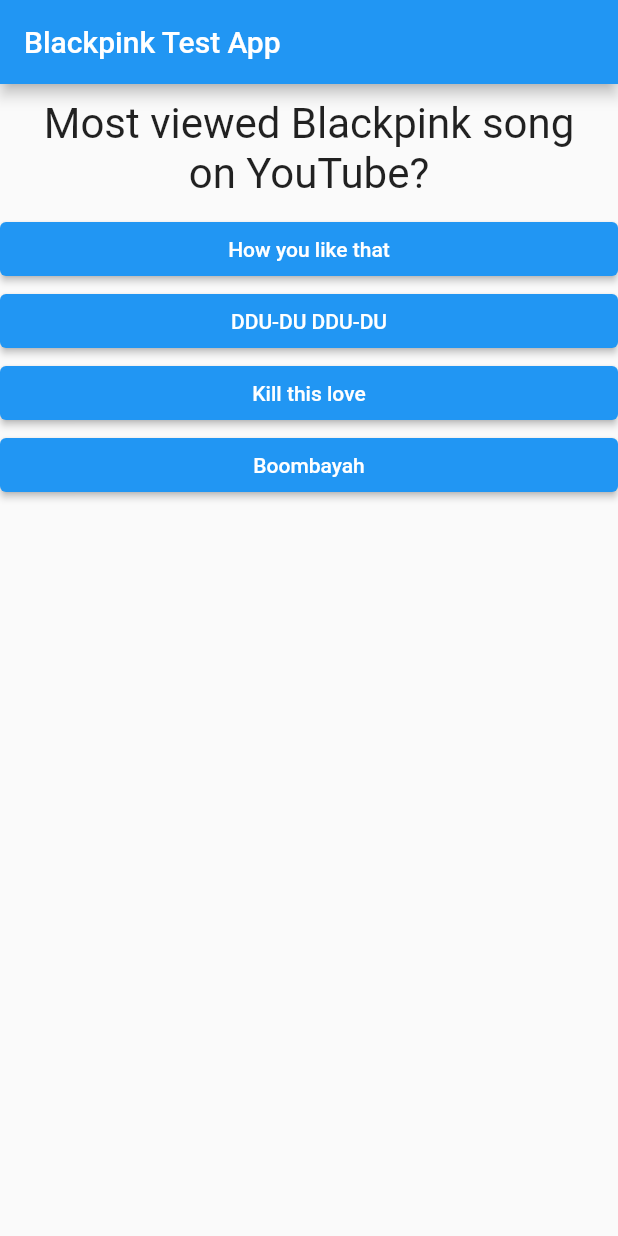
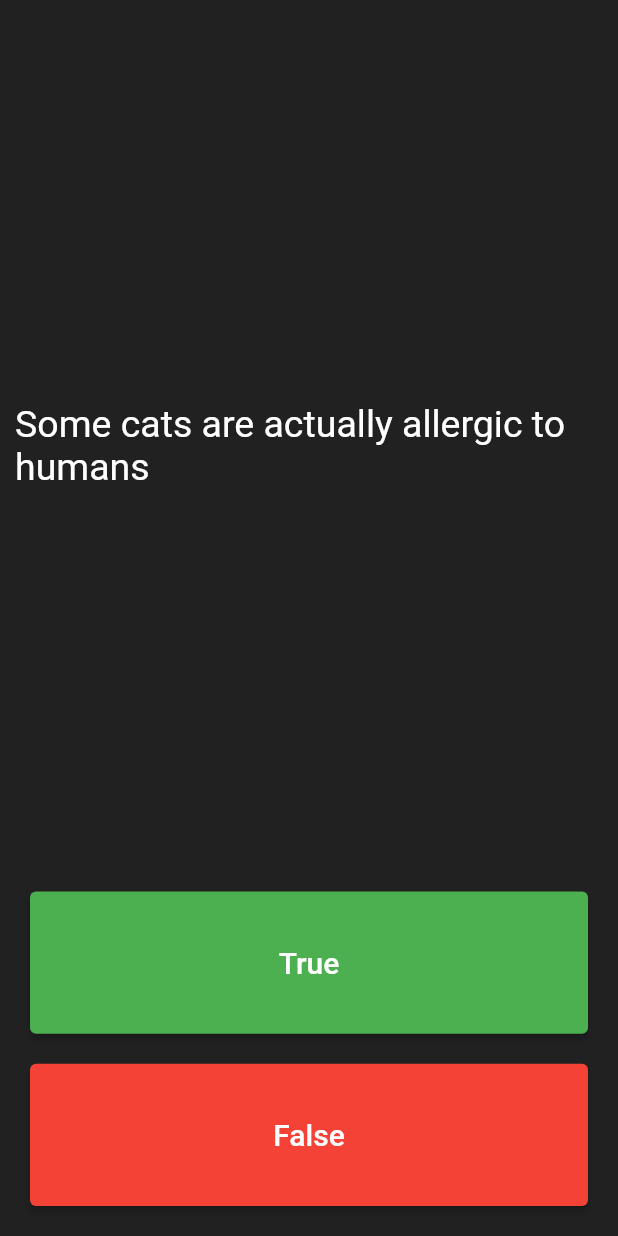
Before and after one commit to MirjahonMirsaidov/quiz_app, a Flutter app: the screen it shows after launch, on a phone screen of 412 x 824 dp. Run offline on Flutter 3.47's test engine with Material 2 defaults, Android fonts, the phone set to English and light mode, and no system bars; our stand-ins replace rflutter_alert.

Commit message:
new improvements

```diff
--- a/lib/answer.dart
+++ /dev/null
@@ -1,18 +0,0 @@
-import 'package:flutter/material.dart';
-
-class Answer extends StatelessWidget {
-  final Function selectHandler;
-  final String text;
-  const Answer(this.selectHandler, this.text);
-
-  @override
-  Widget build(BuildContext context) {
-    return Container(
-      width: double.infinity,
-      child: ElevatedButton(
-        child: Text(text),
-        onPressed: selectHandler,
-      ),
-    );
-  }
-}
--- a/lib/main.dart
+++ b/lib/main.dart
@@ -1,83 +1,108 @@
 import 'package:flutter/material.dart';
-import 'package:flutter_app/result.dart';
+import 'package:rflutter_alert/rflutter_alert.dart';
 
-import './quiz.dart';
-import './result.dart';
+import 'quiz_brain.dart';
+
+QuizBrain quizBrain = QuizBrain();
 
 void main() {
   runApp(MyApp());
 }
 
-class MyApp extends StatefulWidget {
+class MyApp extends StatelessWidget {
   @override
-  State<StatefulWidget> createState() {
-    return MyAppState();
+  Widget build(BuildContext context) {
+    return MaterialApp(
+      home: Scaffold(
+        backgroundColor: Colors.grey.shade900,
+        body: SafeArea(
+          child: Padding(
+            padding: EdgeInsets.all(10),
+            child: QuizPage(),
+          ),
+        ),
+      ),
+    );
   }
 }
 
-class MyAppState extends State {
-  var questionIndex = 0;
-  var totalScore = 0;
+class QuizPage extends StatefulWidget {
+  @override
+  _QuizPageState createState() => _QuizPageState();
+}
 
-  resetEverything() {
+class _QuizPageState extends State<QuizPage> {
+  List<Icon> scoreKeeper = [];
+
+  void checkAnswer(bool userAnswer) {
     setState(() {
-      questionIndex = 0;
-      totalScore = 0;
-    });
-  }
-
-  var questions = [
-    {
-      'question': "Most viewed Blackpink song on YouTube?",
-      'answers': [
-        {'text': 'How you like that', 'score': 0},
-        {'text': 'DDU-DU DDU-DU', 'score': 1},
-        {'text': 'Kill this love', 'score': 0},
-        {'text': 'Boombayah', 'score': 0}
-      ]
-    },
-    {
-      'question': "Realese date of first MV?",
-      'answers': [
-        {'text': 'January 6, 2016', 'score': 0},
-        {'text': 'August 8, 2016', 'score': 1},
-        {'text': 'February 9, 2017', 'score': 0},
-        {'text': 'May 22, 2017', 'score': 0}
-      ]
-    },
-    {
-      'question': "What's the name of first single album of Blackpink?",
-      'answers': [
-        {'text': 'BlackPink in your area', 'score': 0},
-        {'text': 'Square One', 'score': 1},
-        {'text': 'The Show', 'score': 0},
-        {'text': 'Lovesick girls', 'score': 0}
-      ]
-    }
-  ];
-
-  answerQuestion(int answerScore) {
-    totalScore += answerScore;
-    setState(() {
-      questionIndex++;
+      if (quizBrain.end0fQuestion() == false) {
+        quizBrain.getQuestionAnswer() == userAnswer
+            ? scoreKeeper.add(Icon(
+                Icons.check,
+                color: Colors.green,
+              ))
+            : scoreKeeper.add(Icon(
+                Icons.close,
+                color: Colors.red,
+              ));
+        quizBrain.nextQuestion();
+      } else {
+        Alert(
+                context: context,
+                title: "ALERT",
+                desc: "You have finished the quiz")
+            .show();
+        scoreKeeper.clear();
+      }
     });
   }
 
   @override
   Widget build(BuildContext context) {
-    return MaterialApp(
-      home: Scaffold(
-        appBar: AppBar(
-          title: Text('Blackpink Test App'),
+    return Column(
+      crossAxisAlignment: CrossAxisAlignment.stretch,
+      children: [
+        Expanded(
+          flex: 5,
+          child: Center(
+              child: Text(
+            quizBrain.getQuestionText(),
+            style: TextStyle(color: Colors.white, fontSize: 25),
+          )),
         ),
-        body: questionIndex < questions.length
-            ? Quiz(
-                answerQuestion: answerQuestion,
-                questionIndex: questionIndex,
-                questions: questions,
-              )
-            : Result(totalScore, resetEverything),
-      ),
+        Expanded(
+          child: Padding(
+            padding: const EdgeInsets.all(10.0),
+            child: ElevatedButton(
+              child: Text(
+                'True',
+                style: TextStyle(fontSize: 20, color: Colors.white),
+              ),
+              onPressed: () => checkAnswer(true),
+              style: ButtonStyle(
+                  backgroundColor: MaterialStateProperty.all(Colors.green)),
+            ),
+          ),
+        ),
+        Expanded(
+          child: Padding(
+            padding: const EdgeInsets.all(10.0),
+            child: ElevatedButton(
+              child: Text(
+                'False',
+                style: TextStyle(fontSize: 20, color: Colors.white),
+              ),
+              onPressed: () => checkAnswer(false),
+              style: ButtonStyle(
+                  backgroundColor: MaterialStateProperty.all(Colors.red)),
+            ),
+          ),
+        ),
+        Row(
+          children: scoreKeeper,
+        )
+      ],
     );
   }
 }
--- a/lib/question.dart
+++ b/lib/question.dart
@@ -1,19 +1,6 @@
-import 'package:flutter/material.dart';
+class Question {
+  String text;
+  bool answer;
 
-class Question extends StatelessWidget {
-  final String question;
-  const Question(this.question);
-
-  @override
-  Widget build(BuildContext context) {
-    return Container(
-      width: double.infinity,
-      margin: EdgeInsets.all(10),
-      child: Text(
-        question,
-        style: TextStyle(fontSize: 28),
-        textAlign: TextAlign.center,
-      ),
-    );
-  }
+  Question(this.text, this.answer);
 }
--- a/lib/quiz.dart
+++ /dev/null
@@ -1,27 +0,0 @@
-import 'package:flutter/material.dart';
-
-import './question.dart';
-import './answer.dart';
-
-class Quiz extends StatelessWidget {
-  final List<Map<String, Object>> questions;
-  final Function answerQuestion;
-  final int questionIndex;
-  const Quiz(
-      {@required this.questions,
-      @required this.answerQuestion,
-      @required this.questionIndex});
-
-  @override
-  Widget build(BuildContext context) {
-    return Column(
-      children: [
-        Question(questions[questionIndex]['question']),
-        ...(questions[questionIndex]['answers'] as List<Map<String, Object>>)
-            .map((answer) {
-          return Answer(() => answerQuestion(answer['score']), answer['text']);
-        })
-      ],
-    );
-  }
-}
--- /dev/null
+++ b/lib/quiz_brain.dart
@@ -0,0 +1,56 @@
+import 'question.dart';
+
+class QuizBrain {
+  int _questionIndex = 0;
+
+  List<Question> _questions = [
+    Question('Some cats are actually allergic to humans', true),
+    Question('You can lead a cow down stairs but not up stairs.', false),
+    Question('Approximately one quarter of human bones are in the feet.', true),
+    Question('A slug\'s blood is green.', true),
+    Question('Buzz Aldrin\'s mother\'s maiden name was \"Moon\".', true),
+    Question('It is illegal to pee in the Ocean in Portugal.', true),
+    Question(
+        'No piece of square dry paper can be folded in half more than 7 times.',
+        false),
+    Question(
+        'In London, UK, if you happen to die in the House of Parliament, you are technically entitled to a state funeral, because the building is considered too sacred a place.',
+        true),
+    Question(
+        'The loudest sound produced by any animal is 188 decibels. That animal is the African Elephant.',
+        false),
+    Question(
+        'The total surface area of two human lungs is approximately 70 square metres.',
+        true),
+    Question('Google was originally called \"Backrub\".', true),
+    Question(
+        'Chocolate affects a dog\'s heart and nervous system; a few ounces are enough to kill a small dog.',
+        true),
+    Question(
+        'In West Virginia, USA, if you accidentally hit an animal with your car, you are free to take it home to eat.',
+        true),
+  ];
+
+  void nextQuestion() {
+    if (_questionIndex < _questions.length - 1) {
+      _questionIndex++;
+    }
+  }
+
+  // returns current index of the question and sets index to 0 if it reached end of question list
+  bool end0fQuestion() {
+    if (_questionIndex == _questions.length - 1) {
+      _questionIndex = 0;
+      return true;
+    }
+    return false;
+  }
+
+  String getQuestionText() {
+    return _questions[_questionIndex].text;
+  }
+
+  bool getQuestionAnswer() {
+    return _questions[_questionIndex].answer;
+  }
+}
--- a/pubspec.yaml
+++ b/pubspec.yaml
@@ -28,6 +28,9 @@ dependencies:
   # The following adds the Cupertino Icons font to your application.
   # Use with the CupertinoIcons class for iOS style icons.
   cupertino_icons: ^1.0.2
+
+  # package for alerting message
+  rflutter_alert: ^2.0.2
 
 dev_dependencies:
   flutter_test:
```
Also changed, not shown: lib/result.dart (deleted, +0 -38 lines), pubspec.lock.
